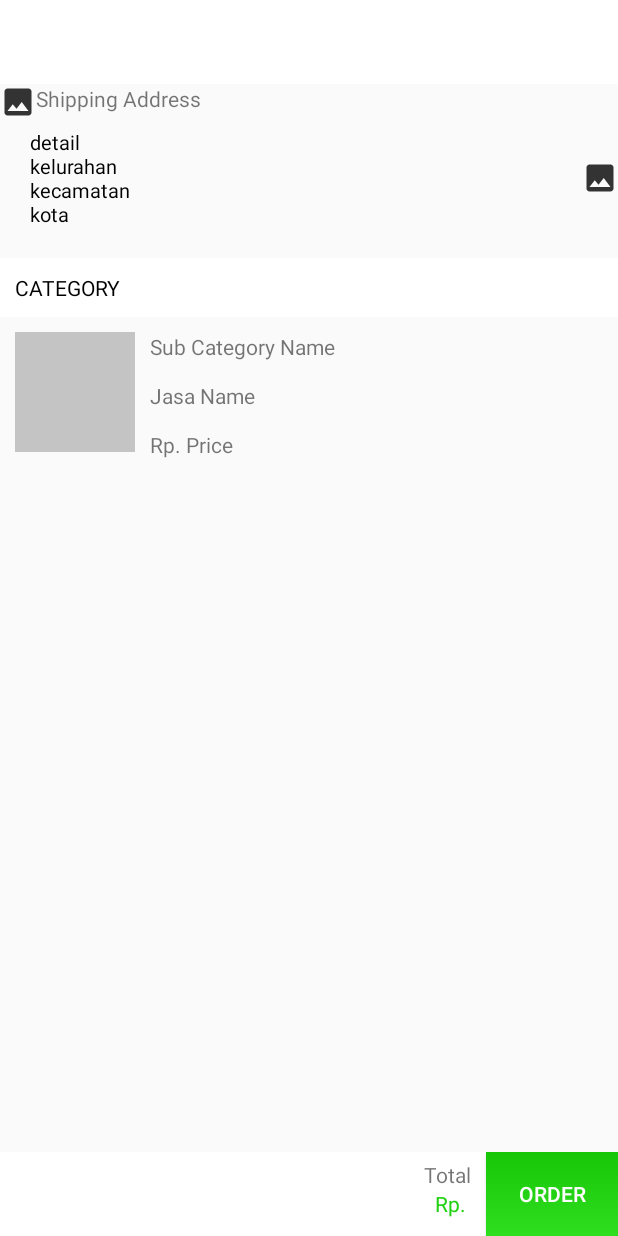
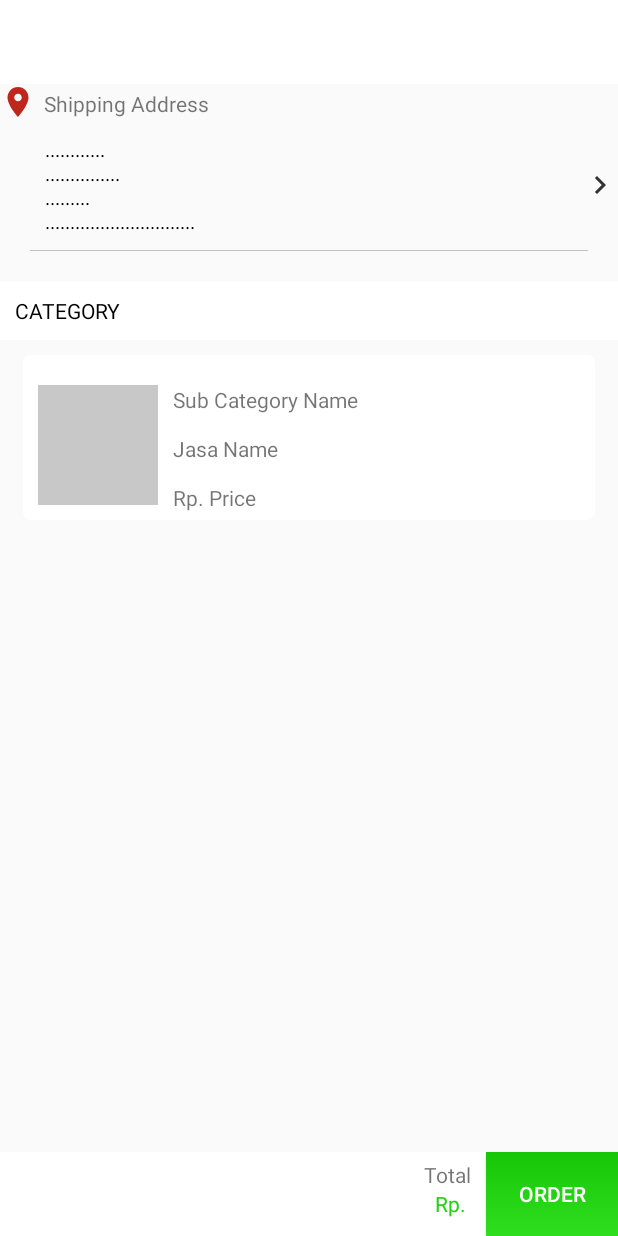
Before and after one commit to darkyasha14/TA_2020, an Android app: the layout activity_make_order.xml on its own in the app's theme, with its tools: preview values and no code run, on a phone screen of 412 x 824 dp. Run offline under Robolectric (Android 15) with nearby library versions, the phone set to English and light mode, and no system bars.

Commit message:
Update activity_make_order.xml

```diff
--- a/app/src/main/res/layout/activity_make_order.xml
+++ b/app/src/main/res/layout/activity_make_order.xml
@@ -7,31 +7,50 @@
     tools:context=".home.MakeOrderActivity">
 
     <androidx.appcompat.widget.Toolbar
-        android:id="@+id/toolbarFormAddress"
+        android:id="@+id/toolbarOrder"
         android:layout_width="match_parent"
         android:layout_height="wrap_content"
         android:background="@android:color/white" />
 
     <LinearLayout
-        android:layout_below="@id/toolbarFormAddress"
+        android:layout_below="@id/toolbarOrder"
         android:orientation="vertical"
         android:layout_width="match_parent"
         android:layout_height="match_parent">
+        <RelativeLayout
+            android:layout_width="wrap_content"
+            android:layout_height="wrap_content">
+            <ImageView
+                android:id="@+id/ivLoc"
+                android:src="@drawable/ic_baseline_location_on_24"
+                android:layout_width="wrap_content"
+                android:layout_height="wrap_content"/>
             <TextView
-            android:drawableLeft="@drawable/ic_baseline_insert_photo_24"
                 android:text="Shipping Address"
+                android:layout_marginTop="3dp"
+                android:layout_marginLeft="5dp"
+                android:layout_toRightOf="@id/ivLoc"
                 android:layout_width="match_parent"
                 android:layout_height="wrap_content"/>
+        </RelativeLayout>
+
         <TextView
             android:id="@+id/tvAddress"
-            android:text="detail \nkelurahan \nkecamatan \nkota"
-            android:layout_marginTop="5dp"
-            android:paddingLeft="20dp"
+            android:foreground="?android:attr/selectableItemBackground"
+            android:clickable="true"
+            android:text="............ \n...............\n......... \n.............................."
+            android:paddingVertical="10dp"
+            android:paddingLeft="30dp"
             android:textColor="#000000"
-            android:drawableRight="@drawable/ic_baseline_insert_photo_24"
+            android:drawableRight="@drawable/ic_baseline_keyboard_arrow_right_24"
             android:textSize="13dp"
             android:layout_width="match_parent"
             android:layout_height="wrap_content"/>
+        <RelativeLayout
+            android:background="#C2C2C2"
+            android:layout_marginHorizontal="20dp"
+            android:layout_width="match_parent"
+            android:layout_height="0.7dp"/>
         <androidx.cardview.widget.CardView
             android:layout_marginTop="20dp"
             android:layout_width="match_parent"
@@ -47,18 +66,27 @@
                 android:layout_width="wrap_content"
                 android:layout_height="wrap_content"/>
         </androidx.cardview.widget.CardView>
+        <androidx.cardview.widget.CardView
+            app:cardElevation="0dp"
+            app:cardCornerRadius="5dp"
+            android:layout_marginTop="10dp"
+            android:layout_marginHorizontal="15dp"
+            android:layout_width="match_parent"
+            android:layout_height="wrap_content">
             <RelativeLayout
                 android:layout_marginTop="10dp"
                 android:layout_width="match_parent"
                 android:layout_height="wrap_content">
                 <ImageView
                     android:id="@+id/ivSub"
+                    android:layout_marginVertical="10dp"
                     android:layout_marginHorizontal="10dp"
                     android:src="@color/cardview_shadow_start_color"
                     android:layout_width="80dp"
                     android:layout_height="80dp"/>
                 <TextView
                     android:id="@+id/tvSubName"
+                    android:layout_marginTop="10dp"
                     android:layout_toRightOf="@id/ivSub"
                     android:text="Sub Category Name"
                     android:layout_width="wrap_content"
@@ -80,6 +108,8 @@
                     android:layout_width="wrap_content"
                     android:layout_height="wrap_content"/>
             </RelativeLayout>
+        </androidx.cardview.widget.CardView>
+
     </LinearLayout>
     <RelativeLayout
         android:layout_width="match_parent"
```
Lines whose indentation alone changed are shown as unchanged.
